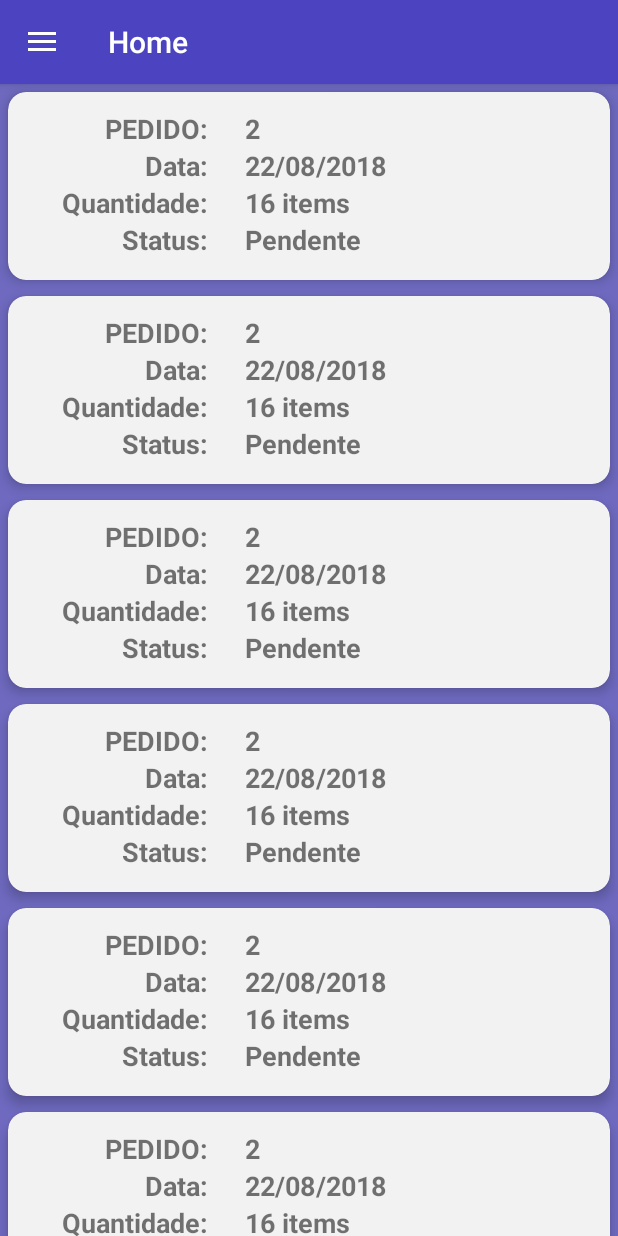
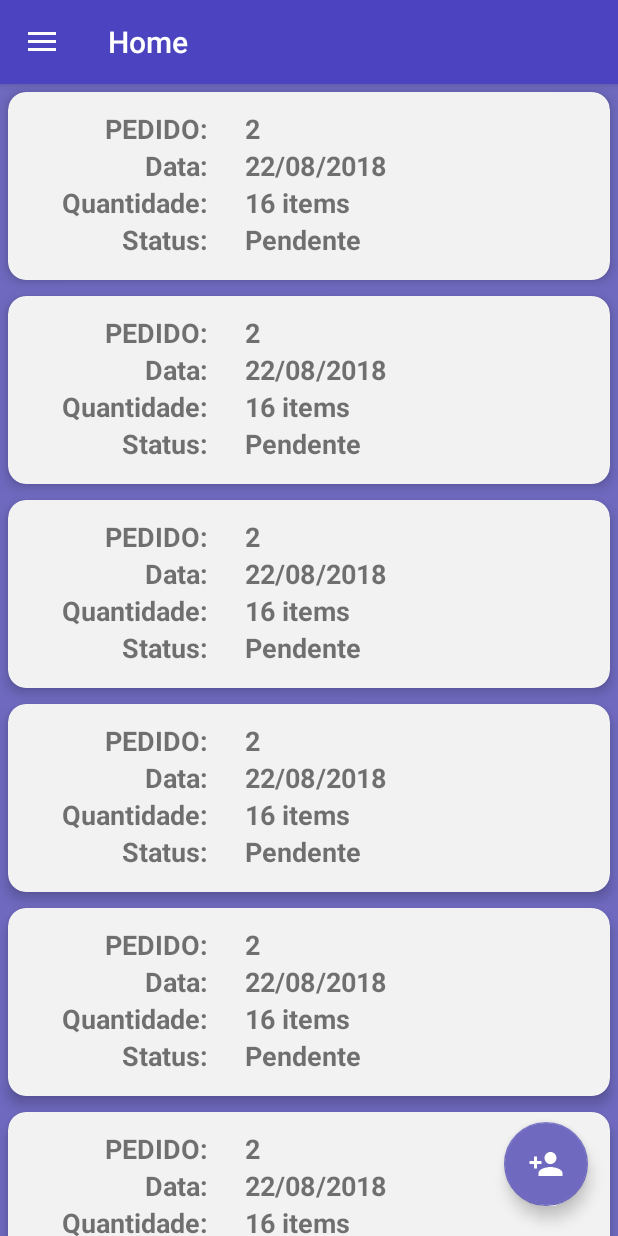
Before and after one commit to RenatoDias22/BrisaChips, an Android app: the HomeFragment screen opened directly, with no data from a screen before it, on a phone screen of 412 x 824 dp. Run offline under Robolectric (Android 15) with nearby library versions, the phone set to English and light mode, and no system bars.

Commit message:
Adicionando botão flutuante na tela do home

```diff
--- a/app/src/main/java/com/renatodias/brisachips/Fragmants/Home/HomeFragment.java
+++ b/app/src/main/java/com/renatodias/brisachips/Fragmants/Home/HomeFragment.java
@@ -42,13 +42,13 @@ public class HomeFragment extends Fragment {
 
         MenuLateralActivity.toolbar.setTitle("Home");
 
-//        FloatingActionButton fab = view.findViewById(R.id.fab_home);
-//        fab.setOnClickListener(new View.OnClickListener() {
-//            @Override
-//            public void onClick(View view) {
-//
-//            }
-//        });
+        FloatingActionButton fab = view.findViewById(R.id.fab_home);
+        fab.setOnClickListener(new View.OnClickListener() {
+            @Override
+            public void onClick(View view) {
+
+            }
+        });
 
         return view;
 
--- a/app/src/main/res/layout/content_login.xml
+++ b/app/src/main/res/layout/content_login.xml
@@ -64,7 +64,7 @@
             <Button
                 android:id="@+id/entrarLogin"
                 android:layout_width="300dp"
-                android:layout_height="40dp"
+                android:layout_height="50dp"
                 android:layout_centerHorizontal="true"
                 android:text="@string/app_entrar"
                 android:layout_marginTop="20dp"
--- a/app/src/main/res/layout/fragment_home.xml
+++ b/app/src/main/res/layout/fragment_home.xml
@@ -22,14 +22,13 @@
 
     </RelativeLayout>
 
-    <!--<android.support.design.widget.FloatingActionButton-->
-        <!--android:id="@+id/fab_home"-->
-        <!--android:layout_width="wrap_content"-->
-        <!--android:layout_height="wrap_content"-->
-        <!--android:layout_gravity="end|bottom"-->
-        <!--android:src="@drawable/ic_menu_add"-->
-        <!--android:layout_marginBottom="20dp"-->
-        <!--android:layout_marginRight="20dp"-->
-        <!--app:backgroundTint="@color/colorPrimaryDark"/>-->
+    <android.support.design.widget.FloatingActionButton
+        android:id="@+id/fab_home"
+        android:layout_width="wrap_content"
+        android:layout_height="wrap_content"
+        android:layout_gravity="end|bottom"
+        android:src="@drawable/ic_menu_add"
+        android:layout_marginBottom="20dp"
+        android:layout_marginRight="20dp"/>
 
 </FrameLayout>
```
Also changed, not shown: 1 other file.
